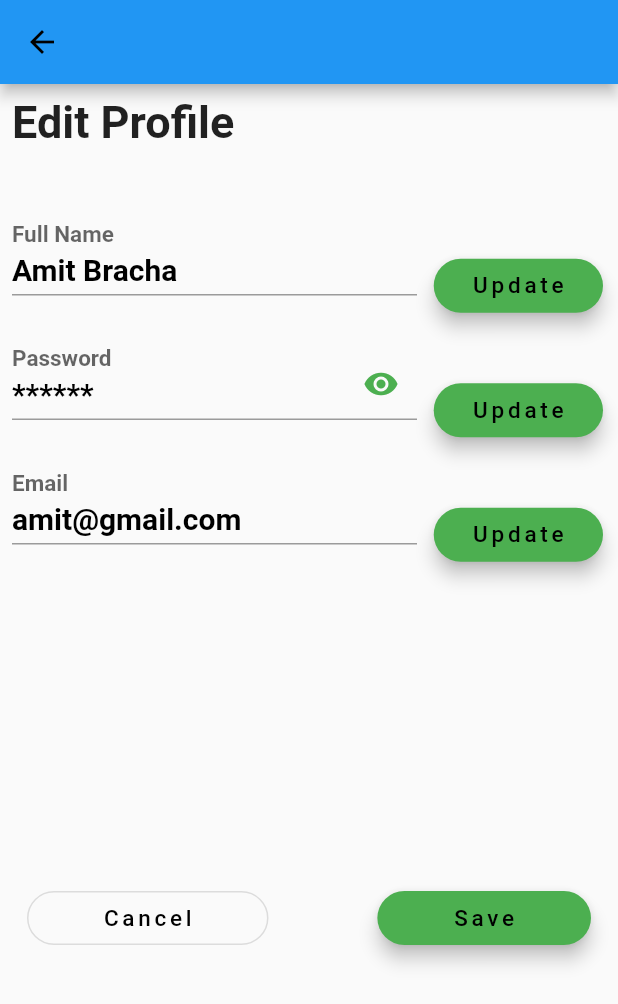
After one commit to sagivt1/membership_project, a Flutter app: the EditProfilePage screen opened directly, on a phone screen of 412 x 824 dp. The commit adds this screen. Shown: the top 1004 px of the screen. Run offline on Flutter 3.47's test engine with Material 2 defaults, Android fonts, the phone set to English and light mode, and no system bars; our stand-ins replace firebase_auth, firebase_core; accounts and stored records are empty.

Commit message:
add edit page, not complete

```diff
--- /dev/null
+++ b/lib/Pages/edit_info.dart
@@ -0,0 +1,174 @@
+import 'package:flutter/material.dart';
+import 'package:firebase_auth/firebase_auth.dart';
+import 'package:membership_project/Pages/authenticate/authenticate.dart';
+import 'package:membership_project/Pages/home/home.dart';
+import 'package:membership_project/models/member.dart';
+import 'package:provider/provider.dart';
+
+class Edit extends StatelessWidget {
+  @override
+  Widget build(BuildContext context) {
+    return MaterialApp(
+      title: "Setting UI",
+      home: EditProfilePage(),
+    );
+  }
+}
+
+class EditProfilePage extends StatefulWidget {
+  @override
+  _EditProfilePage createState() => _EditProfilePage();
+}
+
+class _EditProfilePage extends State<EditProfilePage> {
+  bool showPassword = false;
+  @override
+  Widget build(BuildContext context) {
+    return Scaffold(
+      appBar: AppBar(
+          leading: IconButton(
+        icon: Icon(
+          Icons.arrow_back,
+          color: Colors.black,
+        ),
+        onPressed: () {}, //go back to home page
+      )),
+      body: Container(
+        padding: EdgeInsets.only(left: 8, top: 8),
+        child: GestureDetector(
+          onTap: () {
+            FocusScope.of(context).unfocus();
+          },
+          child: ListView(
+            children: [
+              Text(
+                'Edit Profile',
+                style: TextStyle(fontSize: 30, fontWeight: FontWeight.bold),
+              ),
+              SizedBox(
+                height: 50,
+              ),
+              buildTextField('Full Name', 'Amit Bracha', false),
+              buildTextField('Password', '******', true),
+              buildTextField('Email', 'amit@gmail.com', false),
+              SizedBox(
+                height: 190,
+              ),
+              Center(
+                child: Row(
+                  mainAxisAlignment: MainAxisAlignment.spaceBetween,
+                  children: [
+                    // ignore: deprecated_member_use
+                    Padding(
+                      padding: const EdgeInsets.only(left: 10),
+                      // ignore: deprecated_member_use
+                      child: OutlineButton(
+                        padding: EdgeInsets.symmetric(horizontal: 50),
+                        shape: RoundedRectangleBorder(
+                            borderRadius: BorderRadius.circular(20)),
+                        onPressed: () {},
+                        child: Text(
+                          'Cancel',
+                          style: TextStyle(
+                              fontSize: 15,
+                              letterSpacing: 2.5,
+                              color: Colors.black),
+                        ),
+                      ),
+                    ),
+                    // ignore: deprecated_member_use
+                    Padding(
+                      padding: const EdgeInsets.only(right: 18),
+                      // ignore: deprecated_member_use
+                      child: RaisedButton(
+                        onPressed: () {},
+                        padding: EdgeInsets.symmetric(horizontal: 50),
+                        elevation: 5,
+                        color: Colors.green,
+                        shape: RoundedRectangleBorder(
+                            borderRadius: BorderRadius.circular(20)),
+                        child: Text(
+                          'Save',
+                          style: TextStyle(
+                            fontSize: 15,
+                            letterSpacing: 2.5,
+                            color: Colors.black,
+                          ),
+                        ),
+                      ),
+                    ),
+                  ],
+                ),
+              ),
+            ],
+          ),
+        ),
+      ),
+    );
+  }
+
+  Widget buildTextField(String lText, String textHolder, bool isPassword) {
+    return Row(
+      mainAxisAlignment: MainAxisAlignment.spaceBetween,
+      children: [
+        Padding(
+          padding: const EdgeInsets.only(bottom: 35),
+          child: SizedBox(
+            width: 270,
+            child: TextField(
+              obscureText: isPassword ? showPassword : false,
+              decoration: InputDecoration(
+                suffixIcon: isPassword
+                    ? IconButton(
+                        onPressed: () {
+                          setState(() {
+                            showPassword = !showPassword;
+                          });
+                        },
+                        icon: Icon(
+                          Icons.remove_red_eye,
+                          color: Colors.green,
+                        ),
+                      )
+                    : null,
+                contentPadding: EdgeInsets.only(bottom: 5),
+                labelText: lText,
+                labelStyle: TextStyle(
+                  fontSize: 20,
+                  fontWeight: FontWeight.bold,
+                ),
+                floatingLabelBehavior: FloatingLabelBehavior.always,
+                hintText: textHolder,
+                hintStyle: TextStyle(
+                  fontSize: 20,
+                  fontWeight: FontWeight.bold,
+                  color: Colors.black,
+                ),
+              ),
+            ),
+          ),
+        ),
+        Padding(
+          padding: const EdgeInsets.only(right: 10),
+          // ignore: deprecated_member_use
+          child: RaisedButton(
+            onPressed: () {},
+            padding: EdgeInsets.symmetric(horizontal: 25),
+            elevation: 5,
+            color: Colors.green,
+            shape:
+                RoundedRectangleBorder(borderRadius: BorderRadius.circular(20)),
+            child: Text(
+              'Update',
+              style: TextStyle(
+                fontSize: 15,
+                letterSpacing: 2.5,
+                color: Colors.black,
+              ),
+            ),
+          ),
+        ),
+      ],
+    );
+  }
+}
```
Also changed, not shown: lib/Pages/authenticate/authenticate.dart (+4 -5 lines), lib/Pages/authenticate/register.dart (+23 -19 lines), lib/Pages/authenticate/sign_in.dart (+22 -16 lines), lib/Pages/home/home.dart (+9 -5 lines), lib/Pages/wrapper.dart (+2 -6 lines), lib/Services/auth.dart (+17 -18 lines), lib/main.dart (+7 -7 lines).
